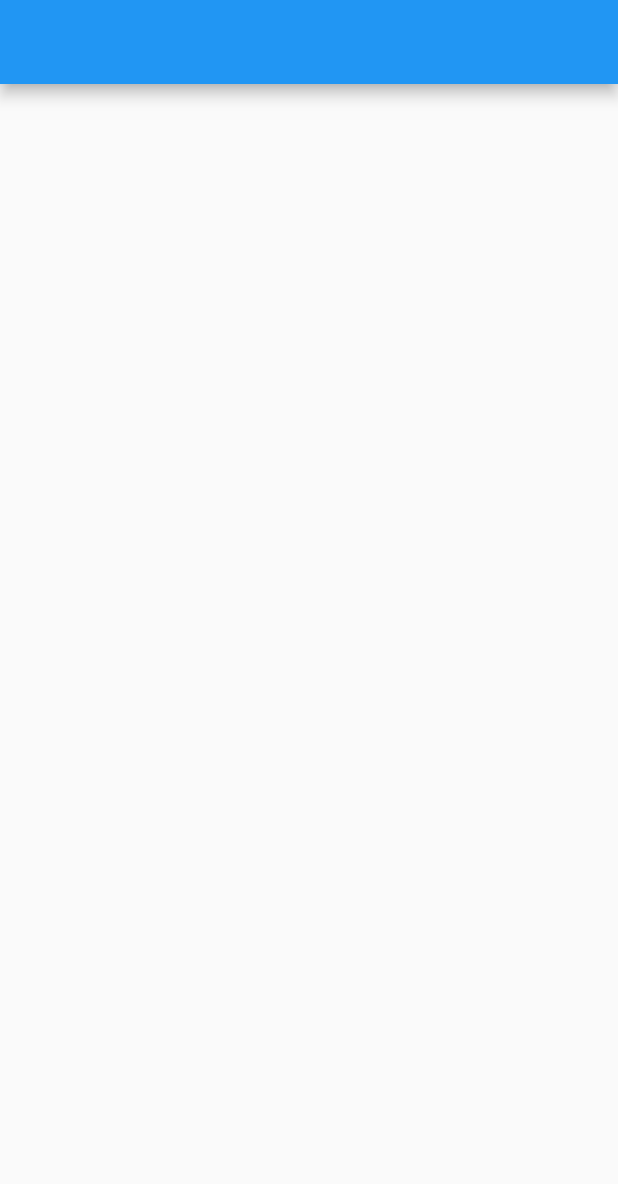
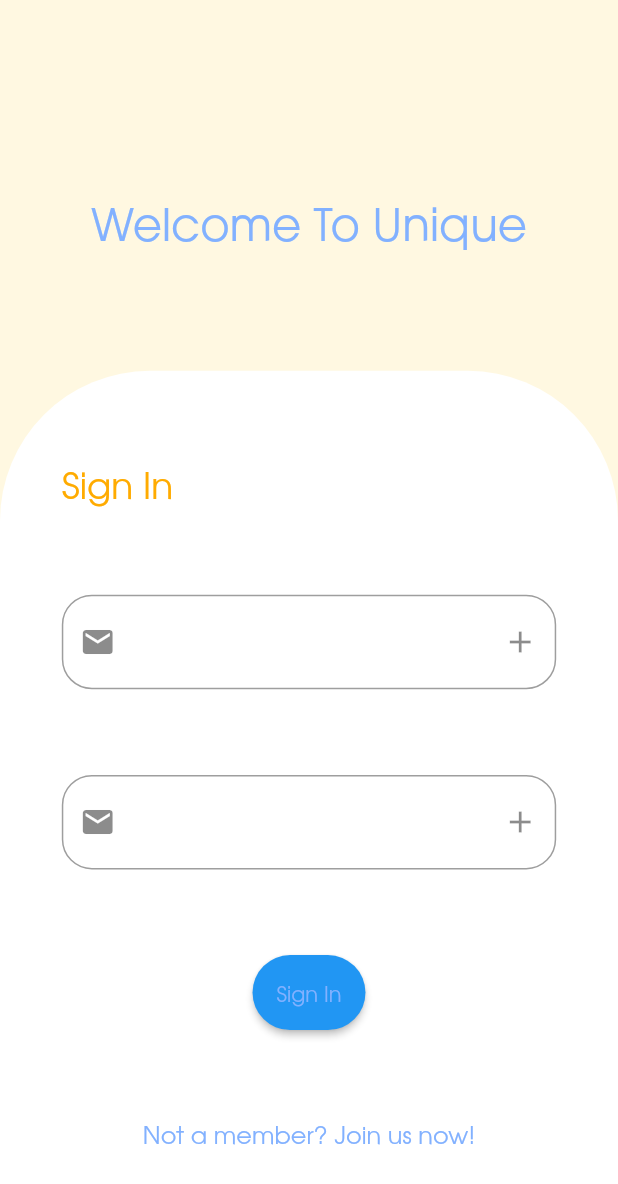
Before and after one commit to ecehavanci/unique_version2, a Flutter app: the screen it shows after launch, on a phone screen of 412 x 824 dp. Shown: the top 1184 px of the screen. Run offline on Flutter 3.47's test engine with Material 2 defaults, Android fonts, the phone set to English and light mode, and no system bars.

Commit message:
fonts moved to asset folder,sign in page widgets created

```diff
--- a/lib/auth/landing.dart
+++ b/lib/auth/landing.dart
@@ -1,4 +1,6 @@
 import 'package:flutter/material.dart';
+import 'package:unique_version2/widgets/custom_text_input.dart';
+import 'package:unique_version2/widgets/sign_in_button.dart';
 import '../colors.dart';
 
 class LandingPage extends StatelessWidget {
@@ -6,14 +8,100 @@ class LandingPage extends StatelessWidget {
 
   @override
   Widget build(BuildContext context) {
+    TextEditingController mailController = new TextEditingController();
+    TextEditingController passwordController = new TextEditingController();
+    final textTheme = Theme.of(context).textTheme;
+    final height = MediaQuery.of(context).size.height;
+    final width = MediaQuery.of(context).size.width;
+    final themeData = Theme.of(context).backgroundColor;
     return Scaffold(
-      appBar: AppBar(),
-      body: Padding(
-        padding: EdgeInsets.all(10),
-        child: Column(
-          children: [
-            Text("")
-          ],
+      body: Container(
+        color: themeData,
+        child: Padding(
+          padding: EdgeInsets.only(top: 10),
+          child: LayoutBuilder(
+            builder: (BuildContext context, BoxConstraints constraints) => Center(
+              child: Column(
+                children: [
+                  Spacer(flex: 3),
+                  Text(
+                    "Welcome To Unique",
+                    style: textTheme.subtitle1!.copyWith(fontSize: 30),
+                  ),
+                  Spacer(flex: 2),
+                  Container(
+                    width: width,
+                    height: height * 0.70,
+                    decoration: BoxDecoration(
+                      borderRadius: BorderRadius.only(topLeft: Radius.circular(100), topRight: Radius.circular(100)),
+                      color: AppColors.white,
+                    ),
+                    child: Column(
+                      children: [
+                        Spacer(
+                          flex: 1,
+                        ),
+                        Align(
+                          alignment: Alignment.bottomLeft,
+                          child: Padding(
+                            padding: EdgeInsets.only(
+                              left: width * 0.1,
+                            ),
+                            child: Text(
+                              "Sign In",
+                              style: textTheme.bodyText1!.copyWith(fontSize: 24),
+                            ),
+                          ),
+                        ),
+                        Spacer(
+                          flex: 1,
+                        ),
+                        Padding(
+                          padding: EdgeInsets.only(
+                            left: width * 0.1,
+                            right: width * 0.1,
+                          ),
+                          child: CustomTextInput(
+                            label: 'email',
+                            controller: mailController,
+                            keyboardType: TextInputType.emailAddress,
+                          ),
+                        ),
+                        Spacer(
+                          flex: 1,
+                        ),
+                        Padding(
+                          padding: EdgeInsets.only(
+                            left: width * 0.1,
+                            right: width * 0.1,
+                          ),
+                          child: CustomTextInput(
+                            label: 'password',
+                            controller: mailController,
+                            keyboardType: TextInputType.visiblePassword,
+                          ),
+                        ),
+                        Spacer(
+                          flex: 1,
+                        ),
+                        SignInButton(
+                          title: "Sign In",
+                        ),
+                        Spacer(
+                          flex: 1,
+                        ),
+                        Text(
+                          "Not a member? Join us now!",
+                          style: textTheme.subtitle1,
+                        ),
+                        Spacer(flex: 1,)
+                      ],
+                    ),
+                  ),
+                ],
+              ),
+            ),
+          ),
         ),
       ),
     );
--- a/lib/root.dart
+++ b/lib/root.dart
@@ -15,7 +15,7 @@ class Root extends StatelessWidget {
       title: "Uniqiue App",
       theme: ThemeData(
         primaryColor: AppColors.blue,
-        backgroundColor: AppColors.lightblue,
+        backgroundColor: AppColors.bej,
         buttonTheme: ButtonThemeData(
           buttonColor: AppColors.orange,
           textTheme: ButtonTextTheme.primary,
@@ -25,9 +25,17 @@ class Root extends StatelessWidget {
           activeTrackColor: AppColors.darkBlue,
         ),
         textTheme: TextTheme(
-          headline1: adventorFont.copyWith(color: AppColors.orange),
-          button: adventorFont.copyWith(color: AppColors.darkBlue),
-          headline4: adventorFont.copyWith(color: AppColors.mediumGray),
+          headline1: adventorFont.copyWith(color: AppColors.darkBlue, fontSize: 24),
+          headline2: adventorFont.copyWith(color: AppColors.darkBlue, fontSize: 22),
+          headline3: adventorFont.copyWith(color: AppColors.darkBlue, fontSize: 20),
+          headline4: adventorFont.copyWith(color: AppColors.darkBlue, fontSize: 18),
+          headline5: adventorFont.copyWith(color: AppColors.darkBlue, fontSize: 16),
+          headline6: adventorFont.copyWith(color: AppColors.darkBlue, fontSize: 14),
+          button: adventorFont.copyWith(color: AppColors.orange2),
+          bodyText1: adventorFont.copyWith(color: AppColors.orange),
+          bodyText2: adventorFont.copyWith(color: AppColors.blue),
+          subtitle1: adventorFont.copyWith(color: AppColors.lightblue),
+          subtitle2: adventorFont.copyWith(color: AppColors.yellow),
         ),
       ),
       home: LandingPage(),
--- /dev/null
+++ b/lib/widgets/custom_text_input.dart
@@ -0,0 +1,51 @@
+import 'package:flutter/material.dart';
+import 'package:unique_version2/colors.dart';
+
+class CustomTextInput extends StatelessWidget {
+  final TextInputType keyboardType;
+  final TextEditingController controller;
+  final String label;
+  final onSaved;
+  final FormFieldValidator<String>? validator;
+  final ValueChanged<String>? onChanged;
+  final String? hint;
+  final Widget? prefixIcon;
+  final Widget? suffixIcon;
+  final String? errorText;
+  final double? radius;
+
+  CustomTextInput(
+      {Key? key,
+      required this.label,
+      this.validator,
+      this.onChanged,
+      this.onSaved,
+      required this.keyboardType,
+      required this.controller,
+      this.hint,
+      this.prefixIcon,
+      this.suffixIcon,
+      this.errorText,
+      this.radius})
+      : super(key: key);
+
+  @override
+  Widget build(BuildContext context) {
+    return TextFormField(
+      onSaved: onSaved,
+      keyboardType: keyboardType,
+      controller: controller,
+      autocorrect: true,
+      maxLines: 1,
+      decoration: const InputDecoration(
+        border: OutlineInputBorder(borderRadius: BorderRadius.all( Radius.circular(20))),
+        hintText: "hint",
+        hintStyle: TextStyle(color: AppColors.mediumGrayLight),
+        //errorText: errorText,
+        prefixIcon: Icon(Icons.email),
+        suffixIcon: Icon(Icons.add),
+        //labelText: label,
+      ),
+    );
+  }
+}
--- /dev/null
+++ b/lib/widgets/sign_in_button.dart
@@ -0,0 +1,46 @@
+import 'package:flutter/material.dart';
+import 'package:unique_version2/colors.dart';
+
+class SignInButton extends StatelessWidget {
+  final String title;
+  final Color? color;
+  final Color? textColor;
+  final BorderRadius? radius;
+  final double? elevation;
+  final double? borderWidth;
+  final double? height;
+  final double? width;
+
+  const SignInButton(
+      {Key? key,
+      required this.title,
+      this.color,
+      this.textColor,
+      this.radius,
+      this.elevation,
+      this.borderWidth: 8,
+      this.height,
+      this.width})
+      : super(key: key);
+
+  @override
+  Widget build(BuildContext context) {
+    final textTheme = Theme.of(context).textTheme;
+    return ElevatedButton(
+      onPressed: () {},
+      style: ElevatedButton.styleFrom(
+        minimumSize: Size(width ?? 50, height ?? 50),
+        onPrimary: color ?? AppColors.lightblue,
+        elevation: elevation,
+        //side: BorderSide(width: borderWidth ?? 0),
+        shape: RoundedRectangleBorder(
+          borderRadius: radius ?? BorderRadius.circular(100.0),
+        ),
+      ),
+      child: Text(
+        title,
+        style: textTheme.button!.copyWith(color: textColor ?? AppColors.lightblue),
+      ),
+    );
+  }
+}
```
Also changed, not shown: asset/texgyreadventor-bold.otf (renamed from lib/asset/texgyreadventor-bold.otf), asset/texgyreadventor-bolditalic.otf (renamed from lib/asset/texgyreadventor-bolditalic.otf), asset/texgyreadventor-italic.otf (renamed from lib/asset/texgyreadventor-italic.otf), asset/texgyreadventor-regular.otf (renamed from lib/asset/texgyreadventor-regular.otf), asset/text_theme.dart (added).
